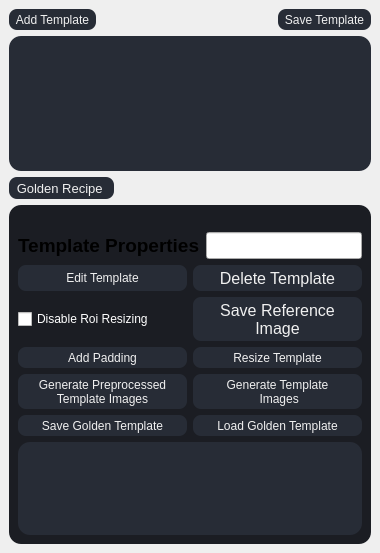
Before: the Qt Designer form VisionApp/TemplateLibraryTab.ui in AtlasJ/Pogo, drawn with Qt 5.
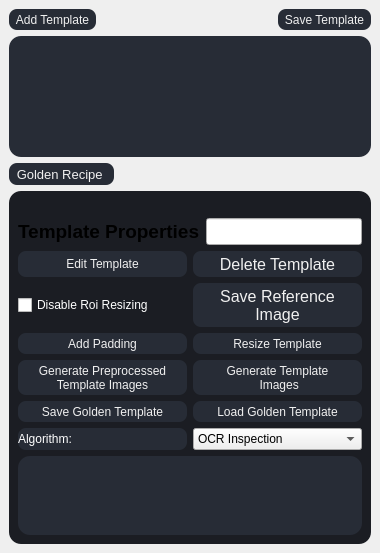
After: the same form once the commit is applied. Icons and pictures are not drawn.

Commit message: Remove Algo.dll linkage and dead InspectionThread; templates link to AlgoManager algos

What changed in the file:
```diff
--- a/VisionApp/TemplateLibraryTab.ui
+++ b/VisionApp/TemplateLibraryTab.ui
@@ -325,6 +325,34 @@
           </property>
          </widget>
         </item>
+        <item row="5" column="1" colspan="2">
+         <layout class="QHBoxLayout" name="hl_templateAlgo">
+          <item>
+           <widget class="QLabel" name="label_templateAlgo">
+            <property name="styleSheet">
+             <string notr="true">color: #FFFFFF</string>
+            </property>
+            <property name="text">
+             <string>Algorithm:</string>
+            </property>
+           </widget>
+          </item>
+          <item>
+           <widget class="QComboBox" name="comboBox_templateAlgo">
+            <item>
+             <property name="text">
+              <string>OCR Inspection</string>
+             </property>
+            </item>
+            <item>
+             <property name="text">
+              <string>3D Height Measurement</string>
+             </property>
+            </item>
+           </widget>
+          </item>
+         </layout>
+        </item>
         <item row="3" column="1">
          <widget class="QToolButton" name="toolButtonGeneratePreprocessedTemplateImages">
           <property name="sizePolicy">
```
The commit also changes 24 other files.
